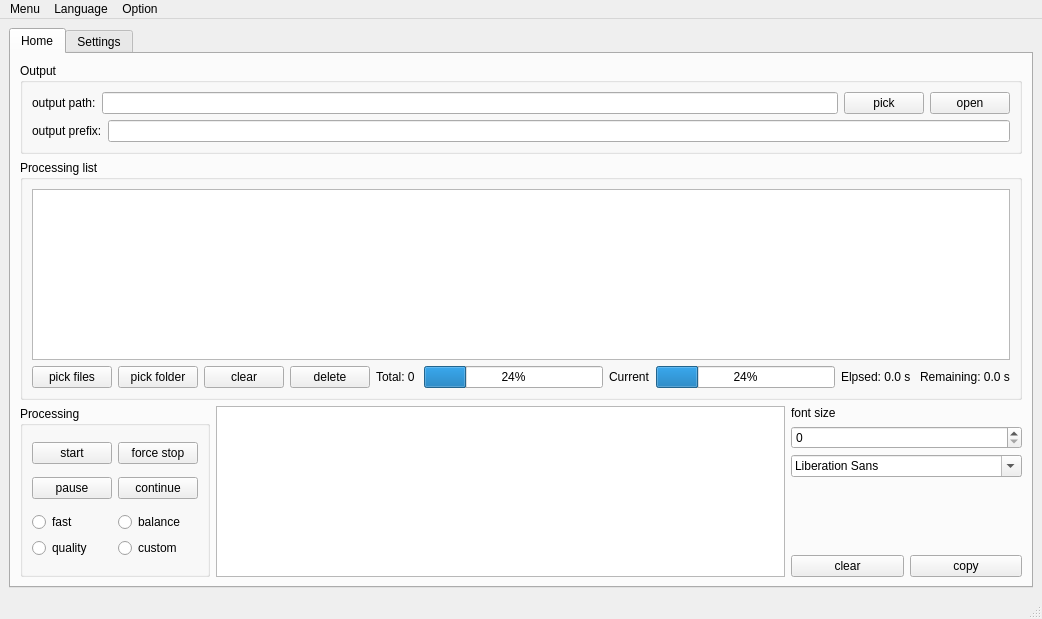
Old version of the form GUI/src/mainwindow.ui in the repository TianZerL/Anime4KCPP.
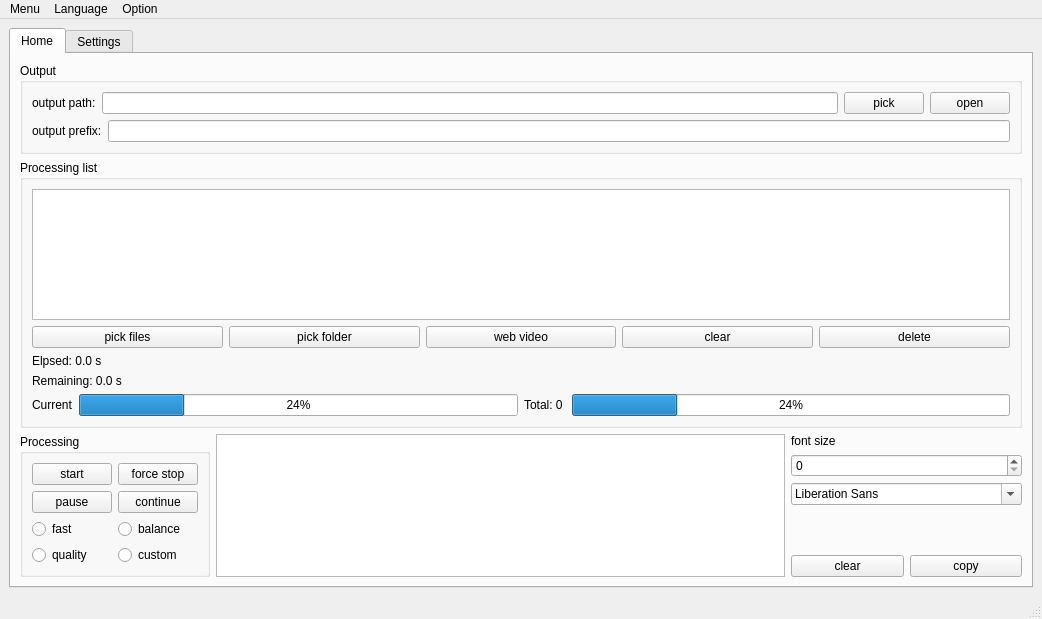
New version of the form.

Commit message: Update CLI and GUI Allow input video from Internet update config (GUI)

```diff
--- a/GUI/src/mainwindow.ui
+++ b/GUI/src/mainwindow.ui
@@ -30,8 +30,8 @@
           <property name="title">
            <string>Processing list</string>
           </property>
-          <layout class="QGridLayout" name="gridLayout_4">
-           <item row="0" column="0" colspan="7">
+          <layout class="QVBoxLayout" name="verticalLayout_2">
+           <item>
             <widget class="QTableView" name="tableViewProcessingList">
              <property name="toolTip">
               <string>Drag and drop files here</string>
@@ -41,8 +41,8 @@
              </property>
             </widget>
            </item>
-           <item row="1" column="0">
-            <layout class="QHBoxLayout" name="horizontalLayoutListControl">
+           <item>
+            <layout class="QHBoxLayout" name="horizontalLayout_4">
              <item>
               <widget class="QPushButton" name="pushButtonPickFiles">
                <property name="text">
@@ -57,6 +57,13 @@
                </property>
               </widget>
              </item>
+             <item>
+              <widget class="QPushButton" name="pushButtonWebVideo">
+               <property name="text">
+                <string>web video</string>
+               </property>
+              </widget>
+             </item>
              <item>
               <widget class="QPushButton" name="pushButtonClear">
                <property name="text">
@@ -73,48 +80,52 @@
              </item>
             </layout>
            </item>
-           <item row="1" column="1">
-            <widget class="QLabel" name="labelTotalTaskCount">
-             <property name="text">
-              <string>Total: 0 </string>
-             </property>
-            </widget>
-           </item>
-           <item row="1" column="2">
-            <widget class="QProgressBar" name="progressBarProcessingList">
-             <property name="value">
-              <number>24</number>
-             </property>
-            </widget>
-           </item>
-           <item row="1" column="3">
-            <widget class="QLabel" name="labelCurrentTask">
-             <property name="text">
-              <string>Current</string>
-             </property>
-            </widget>
-           </item>
-           <item row="1" column="4">
-            <widget class="QProgressBar" name="progressBarCurrentTask">
-             <property name="value">
-              <number>24</number>
-             </property>
-            </widget>
-           </item>
-           <item row="1" column="5">
+           <item>
             <widget class="QLabel" name="labelElpsed">
              <property name="text">
               <string>Elpsed: 0.0 s </string>
              </property>
             </widget>
            </item>
-           <item row="1" column="6">
+           <item>
             <widget class="QLabel" name="labelRemaining">
              <property name="text">
               <string>Remaining: 0.0 s</string>
              </property>
             </widget>
            </item>
+           <item>
+            <layout class="QHBoxLayout" name="horizontalLayout_5">
+             <item>
+              <widget class="QLabel" name="labelCurrentTask">
+               <property name="text">
+                <string>Current</string>
+               </property>
+              </widget>
+             </item>
+             <item>
+              <widget class="QProgressBar" name="progressBarCurrentTask">
+               <property name="value">
+                <number>24</number>
+               </property>
+              </widget>
+             </item>
+             <item>
+              <widget class="QLabel" name="labelTotalTaskCount">
+               <property name="text">
+                <string>Total: 0 </string>
+               </property>
+              </widget>
+             </item>
+             <item>
+              <widget class="QProgressBar" name="progressBarProcessingList">
+               <property name="value">
+                <number>24</number>
+               </property>
+              </widget>
+             </item>
+            </layout>
+           </item>
           </layout>
          </widget>
         </item>
```
The commit also changes 4 other files.
